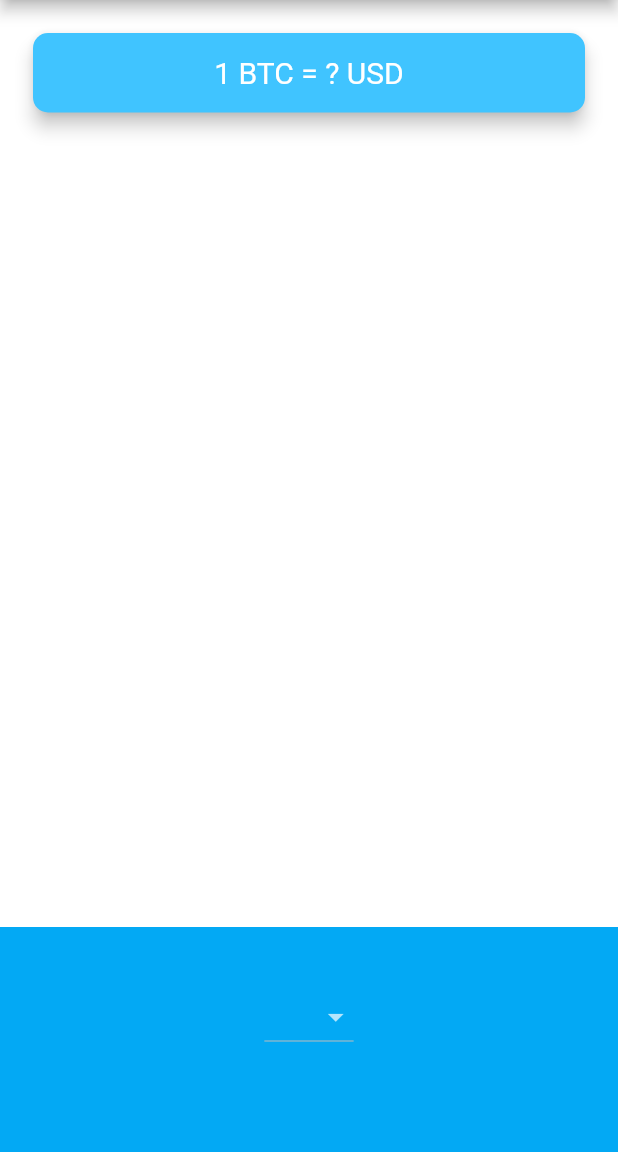
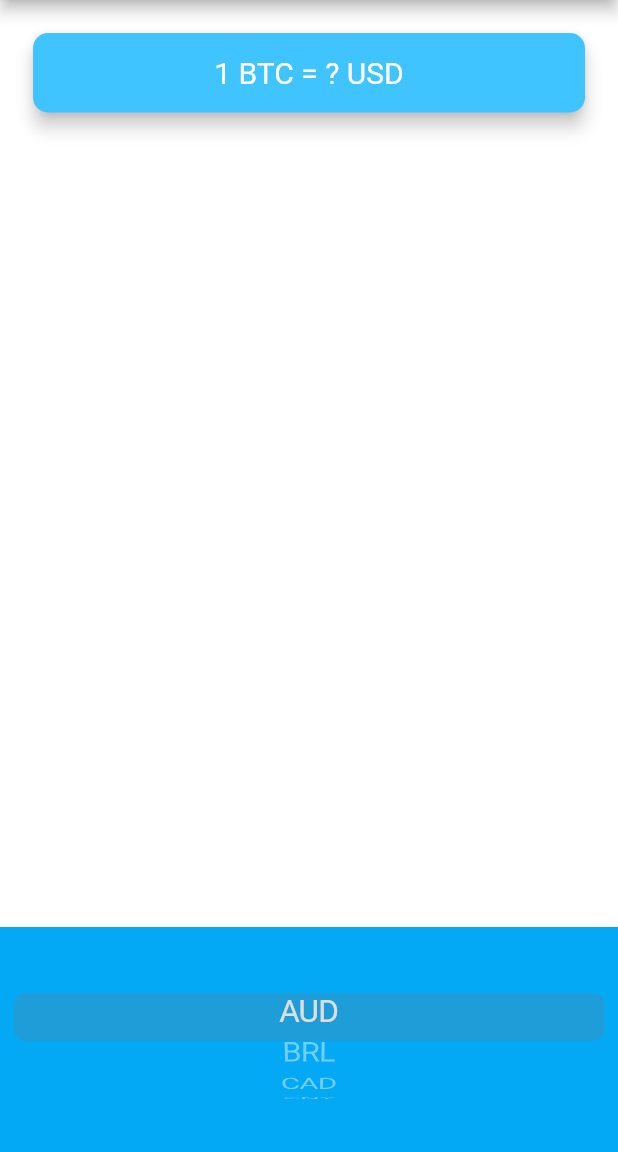
Before and after one commit to hisnameispum/bitcoin_ticker, a Flutter app: the screen it shows after launch, on a phone screen of 412 x 824 dp, the part 84-1236 px from its top. Run offline on Flutter 3.47's test engine with Material 2 defaults, Android fonts, the phone set to English and light mode, and no system bars.

```diff
--- a/lib/price_screen.dart
+++ b/lib/price_screen.dart
@@ -7,12 +7,20 @@ class PriceScreen extends StatefulWidget {
   _PriceScreenState createState() => _PriceScreenState();
 }
 
+class _PriceScreenState extends State<PriceScreen> {
+  List<Text> returnText() {
+    List<Text> currencyList = [];
+    for (String currency in coin_data.currenciesList) {
+      currencyList.add(Text(currency));
+    }
+    return currencyList;
+  }
 
-class _PriceScreenState extends State<PriceScreen> {
+  List<Text> currencyList;
 
-  List<DropdownMenuItem> getDropDownItems(){
+  List<DropdownMenuItem> getDropDownItems() {
     List<DropdownMenuItem<String>> dropDownMenuItems = [];
-    for (int i=0;i<coin_data.currenciesList.length;i++){
+    for (int i = 0; i < coin_data.currenciesList.length; i++) {
       var newItem = DropdownMenuItem(
         child: Text(coin_data.currenciesList[i]),
         value: coin_data.currenciesList[i],
@@ -21,9 +29,12 @@ class _PriceScreenState extends State<PriceScreen> {
     }
     return dropDownMenuItems;
   }
+
   String selectedCurrency;
+
   @override
   Widget build(BuildContext context) {
+    currencyList = returnText();
     return Scaffold(
       appBar: AppBar(
         title: Text('🤑 Coin Ticker'),
@@ -58,14 +69,13 @@ class _PriceScreenState extends State<PriceScreen> {
             alignment: Alignment.center,
             padding: EdgeInsets.only(bottom: 30.0),
             color: Colors.lightBlue,
-            child: DropdownButton<String>(
-              value: selectedCurrency,
-              items: getDropDownItems(),
-              onChanged: (value){
-                setState(() {
-                  selectedCurrency = value;
-                });
+            child: CupertinoPicker(
+              onSelectedItemChanged: (int selectedIndex) {
+                print(currencyList[selectedIndex]);
               },
+              itemExtent: 32.0,
+              children: currencyList,
+
             ),
           ),
         ],
@@ -73,3 +83,13 @@ class _PriceScreenState extends State<PriceScreen> {
     );
   }
 }
+
+//DropdownButton<String>(
+//value: selectedCurrency,
+//items: getDropDownItems(),
+//onChanged: (value){
+//setState(() {
+//selectedCurrency = value;
+//});
+//},
+//),
```
